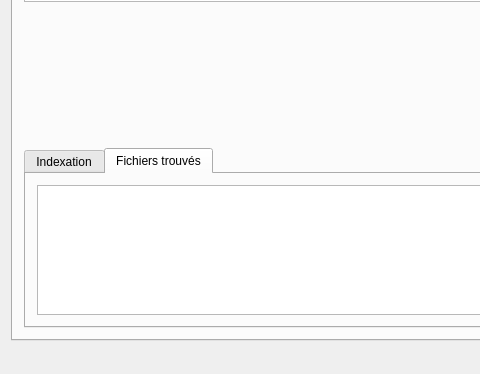
This is ui/main_window.ui in mgrzybek/forensics-data-extractor as Qt 5 draws it before an edit; both pictures show x 0 to 480 and y 380 to 754 of the 836 by 754 pixel window. The edited form follows.
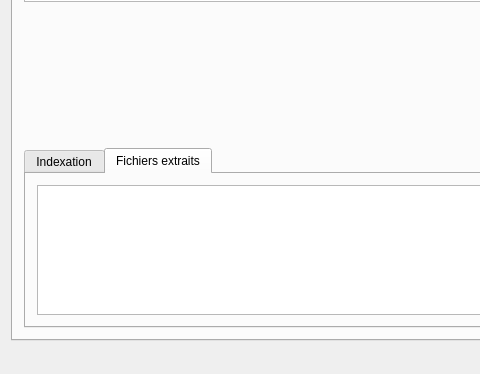
This is the edited form.

What changed in the file:
```diff
--- a/ui/main_window.ui
+++ b/ui/main_window.ui
@@ -251,7 +251,7 @@
           </widget>
           <widget class="QWidget" name="tab_files_found">
            <attribute name="title">
-            <string>Fichiers trouvés</string>
+            <string>Fichiers extraits</string>
            </attribute>
            <layout class="QVBoxLayout" name="verticalLayout_10">
             <item>
```
Left out of the diff: 10 changed lines with no effect on the pictures.
